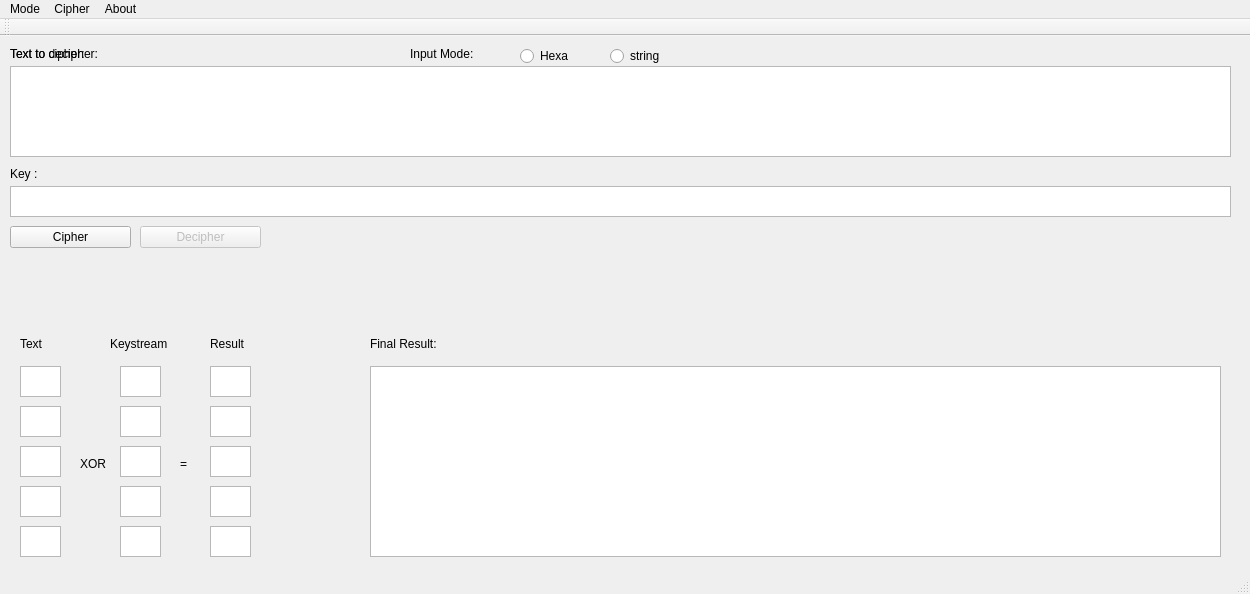
Before: the Qt Designer form mainwindow.ui in TonyMalghem/TX, drawn with Qt 5.
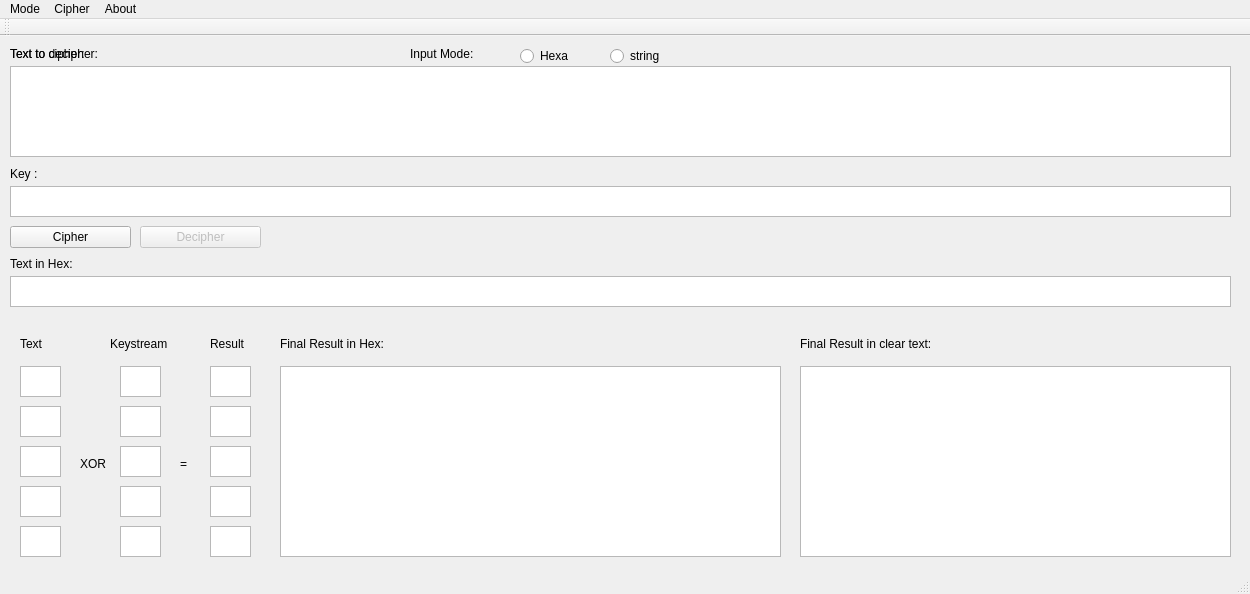
After: the same form once the commit is applied.

Patch:
```diff
--- a/mainwindow.ui
+++ b/mainwindow.ui
@@ -86,9 +86,9 @@
    <widget class="QTextBrowser" name="textBrowser_ciphered">
     <property name="geometry">
      <rect>
-      <x>370</x>
+      <x>280</x>
       <y>330</y>
-      <width>851</width>
+      <width>501</width>
       <height>191</height>
      </rect>
     </property>
@@ -311,14 +311,14 @@
    <widget class="QLabel" name="label_final">
     <property name="geometry">
      <rect>
-      <x>370</x>
+      <x>280</x>
       <y>300</y>
-      <width>91</width>
+      <width>131</width>
       <height>16</height>
      </rect>
     </property>
     <property name="text">
-     <string>Final Result:</string>
+     <string>Final Result in Hex:</string>
     </property>
    </widget>
    <widget class="QPushButton" name="pushButton_decipher">
@@ -392,6 +392,52 @@
      <string>Input Mode: </string>
     </property>
    </widget>
+   <widget class="QTextEdit" name="textEdit_inputTextHex">
+    <property name="geometry">
+     <rect>
+      <x>10</x>
+      <y>240</y>
+      <width>1221</width>
+      <height>31</height>
+     </rect>
+    </property>
+   </widget>
+   <widget class="QLabel" name="label_inputHex">
+    <property name="geometry">
+     <rect>
+      <x>10</x>
+      <y>220</y>
+      <width>91</width>
+      <height>16</height>
+     </rect>
+    </property>
+    <property name="text">
+     <string>Text in Hex:</string>
+    </property>
+   </widget>
+   <widget class="QLabel" name="label_finalPlain">
+    <property name="geometry">
+     <rect>
+      <x>800</x>
+      <y>300</y>
+      <width>171</width>
+      <height>16</height>
+     </rect>
+    </property>
+    <property name="text">
+     <string>Final Result in clear text:</string>
+    </property>
+   </widget>
+   <widget class="QTextBrowser" name="textBrowser_cipheredPlain">
+    <property name="geometry">
+     <rect>
+      <x>800</x>
+      <y>330</y>
+      <width>431</width>
+      <height>191</height>
+     </rect>
+    </property>
+   </widget>
   </widget>
   <widget class="QMenuBar" name="menuBar">
    <property name="geometry">
```
